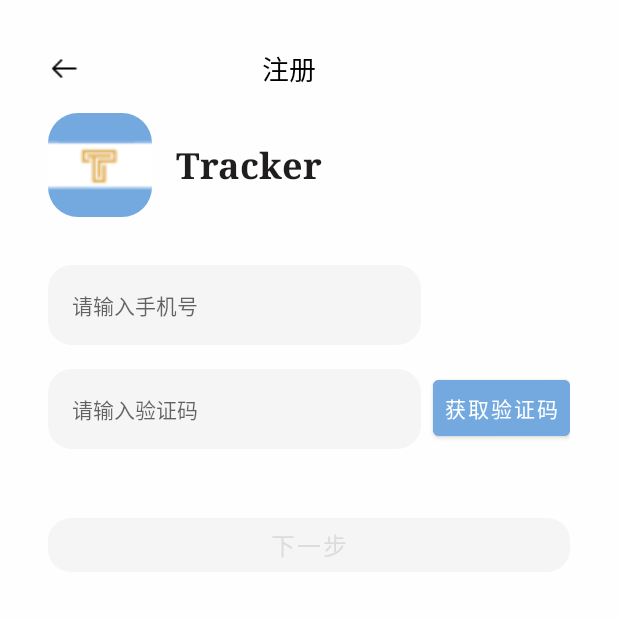
After one commit to Messimeimei/PersonalExpenseTracker, an Android app built with Jetpack Compose: the VerificationActivity screen opened directly, with no data from a screen before it, on a phone screen of 412 x 824 dp, the top half of it. The commit adds this screen. Run offline under Robolectric (Android 15) with nearby library versions, the light colour scheme and no system bars.

Commit message:
verification code

```diff
--- a/app/build.gradle
+++ b/app/build.gradle
@@ -66,6 +66,9 @@ dependencies {
     // 可以自定义边框，圆角等
     implementation 'com.google.android.material:material:1.12.0'
 
+    // 接入微信sdk
+    api 'com.tencent.mm.opensdk:wechat-sdk-android:+'
+
 
     testImplementation libs.junit
     androidTestImplementation libs.androidx.junit
--- /dev/null
+++ b/app/src/main/java/com/example/personalexpensetracker/ui/activity/VerificationActivity.java
@@ -0,0 +1,149 @@
+package com.example.personalexpensetracker.ui.activity;
+
+import android.content.Intent;
+import android.content.res.ColorStateList;
+import android.os.Bundle;
+import android.text.Editable;
+import android.text.TextWatcher;
+import android.view.View;
+import android.widget.Button;
+import android.widget.EditText;
+import android.widget.ImageView;
+import androidx.appcompat.app.AppCompatActivity;
+import androidx.core.content.ContextCompat;
+import com.example.personalexpensetracker.R;
+import com.google.android.material.shape.MaterialShapeDrawable;
+
+import java.util.Timer;
+import java.util.TimerTask;
+
+public class VerificationActivity extends AppCompatActivity {
+
+    private EditText phoneUneditableText, verificationCodeEditText;
+    private ImageView backButton;
+    private Button getVerificationCodeButton, nextButton;
+    private int countDown = 60;
+    private boolean isVerificationCodeSent = false;
+    private Timer timer;
+    private TimerTask timerTask;
+
+
+    @Override
+    protected void onCreate(Bundle savedInstanceState) {
+        super.onCreate(savedInstanceState);
+        setContentView(R.layout.activity_varification_code);
+
+        // 设置输入框的圆角
+        MaterialShapeDrawable shapeDrawable = new MaterialShapeDrawable();
+        shapeDrawable.setFillColor(ColorStateList.valueOf(ContextCompat.getColor(this, R.color.white_smoke)));
+        shapeDrawable.setShapeAppearanceModel(
+                shapeDrawable.getShapeAppearanceModel()
+                        .toBuilder()
+                        .setAllCornerSizes(24) // 设置圆角大小
+                        .build());
+
+        phoneUneditableText = findViewById(R.id.phoneUneditableText);
+        phoneUneditableText.setBackground(shapeDrawable);
+        verificationCodeEditText = findViewById(R.id.verificationCodeEditText);
+        verificationCodeEditText.setBackground(shapeDrawable);
+        getVerificationCodeButton = findViewById(R.id.getVerificationCodeButton);
+        nextButton = findViewById(R.id.nextButton);
+        backButton = findViewById(R.id.backButton);
+
+
+        backButton.setOnClickListener(new View.OnClickListener() {
+            @Override
+            public void onClick(View v) {
+                finish();
+            }
+        });
+
+        // 显示之前注册的手机号
+        Intent intent = getIntent();
+        String registeredPhone = intent.getStringExtra("phoneNumber"); // 替换为真实手机号
+        phoneUneditableText.setText(registeredPhone);
+
+        // 设置手机号输入框为不可编辑
+        phoneUneditableText.setFocusable(false); // 禁止获取焦点
+        phoneUneditableText.setClickable(false); // 禁止点击
+        phoneUneditableText.setCursorVisible(false); // 隐藏光标
+
+        // 获取验证码按钮点击事件
+        getVerificationCodeButton.setOnClickListener(v -> {
+            // 如果已经发送过验证码，需要重置倒计时
+            if (isVerificationCodeSent) {
+                resetCountDown();
+            } else {
+                // 调用接口发送验证码
+                sendVerificationCode(registeredPhone);
+            }
+        });
+
+        // 验证码输入框监听
+        verificationCodeEditText.addTextChangedListener(new TextWatcher() {
+            @Override
+            public void beforeTextChanged(CharSequence charSequence, int start, int count, int after) {}
+
+            @Override
+            public void onTextChanged(CharSequence charSequence, int start, int before, int count) {}
+
+            @Override
+            public void afterTextChanged(Editable editable) {
+                checkNextButtonState();
+            }
+        });
+
+        // 下一步按钮点击事件
+        nextButton.setOnClickListener(v -> {
+            // 处理下一步逻辑
+        });
+    }
+
+    private void sendVerificationCode(String phoneNumber) {
+        // 调用接口发送验证码
+        isVerificationCodeSent = true;
+        startCountDown();
+    }
+
+    private void resetCountDown() {
+        // 重置倒计时
+        countDown = 60;
+        getVerificationCodeButton.setEnabled(false);
+        startCountDown();
+    }
+
+    private void startCountDown() {
+        // 启动倒计时
+        getVerificationCodeButton.setEnabled(false);
+        timer = new Timer();
+        timerTask = new TimerTask() {
+            @Override
+            public void run() {
+                runOnUiThread(() -> {
+                    if (countDown > 0) {
+                        getVerificationCodeButton.setText(countDown + "s");
+                        countDown--;
+                    } else {
+                        getVerificationCodeButton.setText("重新获取");
+                        getVerificationCodeButton.setEnabled(true);
+                        timer.cancel();
+                    }
+                });
+            }
+        };
+        timer.schedule(timerTask, 0, 1000);
+    }
+
+    private void checkNextButtonState() {
+        boolean isCodeValid = verificationCodeEditText.getText().length() == 6;
+        if (isCodeValid) {
+            nextButton.setEnabled(isCodeValid);
+            nextButton.setBackgroundTintList(ColorStateList.valueOf(getResources().getColor(R.color.Argentina_blue)));
+            nextButton.setTextColor(getResources().getColor(R.color.black));
+        } else {
+            nextButton.setEnabled(isCodeValid);
+            nextButton.setBackgroundTintList(ColorStateList.valueOf(getResources().getColor(R.color.white_smoke)));
+            nextButton.setTextColor(getResources().getColor(R.color.gains_boro));
+        }
+    }
+}
--- /dev/null
+++ b/app/src/main/res/layout/activity_varification_code.xml
@@ -0,0 +1,130 @@
+<?xml version="1.0" encoding="utf-8"?>
+<LinearLayout xmlns:android="http://schemas.android.com/apk/res/android"
+              xmlns:app="http://schemas.android.com/apk/res-auto"
+              android:layout_width="match_parent"
+              android:layout_height="match_parent"
+              android:orientation="vertical"
+              android:padding="32dp"
+              android:background="@color/Argentina_white">
+
+    <!-- 返回箭头和注册标题 -->
+    <LinearLayout
+            android:layout_width="match_parent"
+            android:layout_height="wrap_content"
+            android:orientation="horizontal"
+            android:gravity="center_vertical">
+
+        <ImageView
+                android:id="@+id/backButton"
+                android:layout_width="22dp"
+                android:layout_height="match_parent"
+                android:src="@drawable/ic_arrow_back"
+                android:clickable="true"
+                android:focusable="true"
+                android:layout_marginEnd="16dp"/>
+
+        <TextView
+                android:layout_width="246dp"
+                android:layout_height="wrap_content"
+                android:text="注册"
+                android:textSize="18sp"
+                android:textColor="@color/black"
+                android:gravity="center"
+                android:layout_gravity="center"/>
+    </LinearLayout>
+
+    <!-- Logo 和应用名称 -->
+    <LinearLayout
+            android:layout_width="match_parent"
+            android:layout_height="wrap_content"
+            android:orientation="horizontal"
+            android:gravity="center_vertical"
+            android:layout_marginTop="16dp">
+
+        <com.google.android.material.imageview.ShapeableImageView
+                android:id="@+id/appLogo"
+                android:layout_width="69dp"
+                android:layout_height="69dp"
+                android:src="@drawable/app_logo"
+                app:shapeAppearanceOverlay="@style/RoundedCornersImage"
+                android:clickable="true"
+                android:layout_marginEnd="16dp"/>
+
+        <TextView
+                android:text="Tracker"
+                android:layout_width="wrap_content"
+                android:layout_height="wrap_content"
+                android:fontFamily="serif"
+                android:textSize="24sp"
+                android:textStyle="bold"
+                android:textColor="#1F1D1D"
+                android:layout_gravity="center"/>
+    </LinearLayout>
+
+    <!-- 手机号输入框 -->
+    <EditText
+            android:id="@+id/phoneUneditableText"
+            android:layout_width="match_parent"
+            android:layout_height="wrap_content"
+            android:hint="请输入手机号"
+            android:inputType="phone"
+            android:layout_marginTop="32dp"
+            android:padding="16dp"
+            android:background="@color/white_smoke"
+            android:textSize="14sp"
+            android:textColor="@color/LightGrey"
+            android:editable="false"
+            android:text="之前注册的手机号"/>
+
+    <!-- 验证码输入框和获取验证码按钮 -->
+    <LinearLayout
+            android:layout_width="match_parent"
+            android:layout_height="wrap_content"
+            android:orientation="horizontal"
+            android:layout_marginTop="16dp">
+
+        <EditText
+                android:id="@+id/verificationCodeEditText"
+                android:layout_width="0dp"
+                android:layout_height="wrap_content"
+                android:layout_weight="1"
+                android:hint="请输入验证码"
+                android:inputType="number"
+                android:padding="16dp"
+                android:background="@color/white_smoke"
+                android:textSize="14sp"
+                android:maxLength="6"/>
+
+        <Button
+                android:id="@+id/getVerificationCodeButton"
+                android:layout_width="wrap_content"
+                android:layout_height="wrap_content"
+                android:text="获取验证码"
+                android:layout_marginStart="8dp"
+                android:padding="8dp"
+                android:backgroundTint="@color/Argentina_blue"
+                android:textColor="@android:color/white"/>
+
+    </LinearLayout>
+
+    <!-- 协议勾选框 -->
+    <LinearLayout
+            android:layout_width="wrap_content"
+            android:layout_height="wrap_content"
+            android:orientation="horizontal"
+            android:layout_marginTop="16dp"/>
+
+    <!-- 下一步按钮 -->
+    <com.google.android.material.button.MaterialButton
+            android:id="@+id/nextButton"
+            android:layout_width="match_parent"
+            android:layout_height="wrap_content"
+            android:text="下一步"
+            android:layout_marginTop="24dp"
+            app:shapeAppearanceOverlay="@style/RoundedCornersButton"
+            app:backgroundTint="@color/white_smoke"
+            android:textColor="@color/gains_boro"
+            android:textSize="16sp"
+            android:enabled="false"/>
+
+</LinearLayout>
--- a/app/src/main/res/values/colors.xml
+++ b/app/src/main/res/values/colors.xml
@@ -6,6 +6,12 @@
     <color name="background_color">#FF03DAC5</color>
     <color name="teal_700">#FF018786</color>
     <color name="black">#FF000000</color>
-    <color name="grey">#373535</color>
+    <color name="grey">#DCDCDC</color>
     <color name="transparent">#00FFFFFF</color>
+    <color name="white_smoke">#F5F5F5</color>
+    <color name="gains_boro">#DCDCDC</color>
+    <color name="LightGrey">#D3D3D3</color>
+    <color name="Silver">#C0C0C0</color>
+    <color name="DarkGray">#A9A9A9</color>
+
 </resources>
```
Also changed, not shown: app/src/main/AndroidManifest.xml (+6 -1 lines), app/src/main/java/com/example/personalexpensetracker/ui/activity/LandingActivity.java (+17 -2 lines), app/src/main/java/com/example/personalexpensetracker/ui/activity/RegisterActivity.java (added, +158 -0 lines), app/src/main/java/com/example/personalexpensetracker/utils/DialogUtils.java (added, +50 -0 lines), app/src/main/res/layout/activity_landing.xml (+35 -11 lines), app/src/main/res/layout/activity_register.xml (added, +111 -0 lines), app/src/main/res/drawable/ic_arrow_back.png (added).
